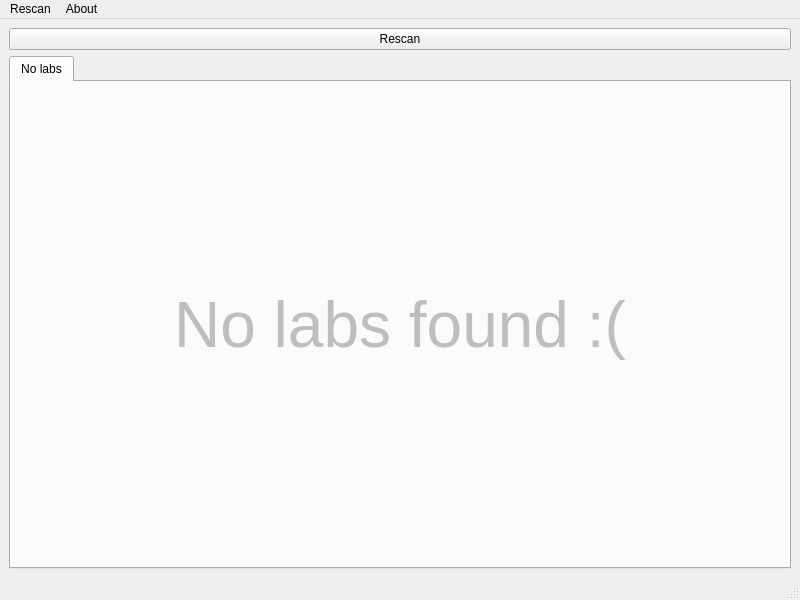
First picture: the form in src/main.ui, repository Kracav4ik/LabSimulator2019, before the edit.
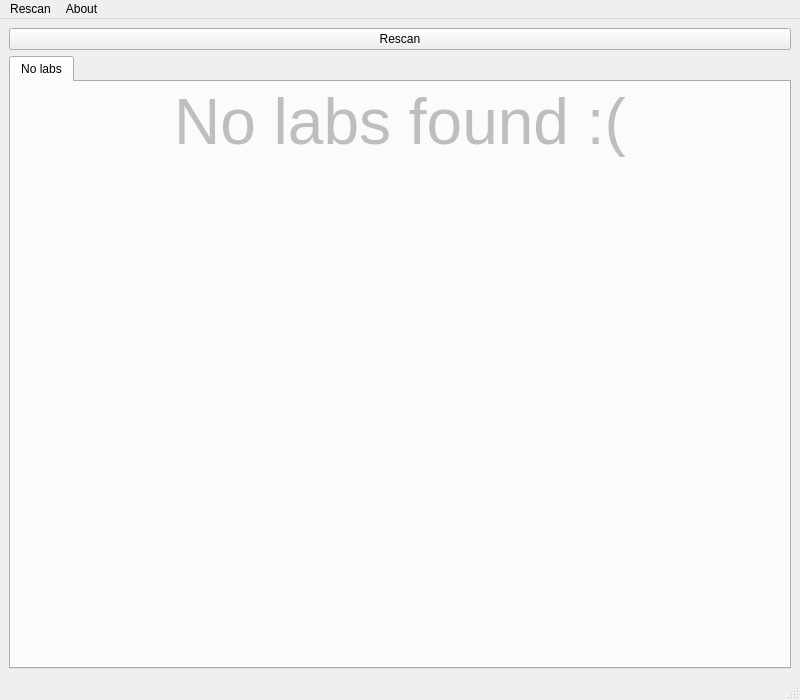
Second picture: the form after the edit. Icons and pictures are not drawn.

```diff
--- a/src/main.ui
+++ b/src/main.ui
@@ -7,7 +7,7 @@
     <x>0</x>
     <y>0</y>
     <width>800</width>
-    <height>600</height>
+    <height>700</height>
    </rect>
   </property>
   <property name="windowTitle">
@@ -32,6 +32,21 @@
         <string>No labs</string>
        </attribute>
        <layout class="QVBoxLayout" name="verticalLayout_2">
+        <property name="spacing">
+         <number>3</number>
+        </property>
+        <property name="leftMargin">
+         <number>4</number>
+        </property>
+        <property name="topMargin">
+         <number>4</number>
+        </property>
+        <property name="rightMargin">
+         <number>4</number>
+        </property>
+        <property name="bottomMargin">
+         <number>4</number>
+        </property>
         <item>
          <widget class="QLabel" name="label">
           <property name="enabled">
@@ -50,6 +65,32 @@
           </property>
          </widget>
         </item>
+        <item>
+         <widget class="QLabel" name="label_2">
+          <property name="text">
+           <string/>
+          </property>
+          <property name="pixmap">
+           <pixmap resource="main.qrc">:/pikachu.png</pixmap>
+          </property>
+          <property name="alignment">
+           <set>Qt::AlignCenter</set>
+          </property>
+         </widget>
+        </item>
+        <item>
+         <spacer name="verticalSpacer">
+          <property name="orientation">
+           <enum>Qt::Vertical</enum>
+          </property>
+          <property name="sizeHint" stdset="0">
+           <size>
+            <width>20</width>
+            <height>40</height>
+           </size>
+          </property>
+         </spacer>
+        </item>
        </layout>
       </widget>
      </widget>
```
Left out of the diff: 4 changed lines with no effect on the pictures.
